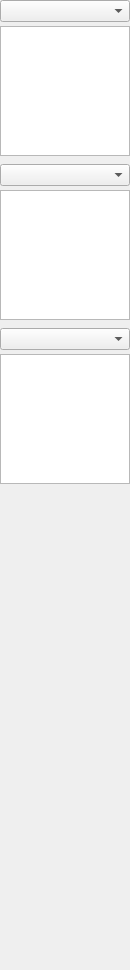
diasurgical/d1-graphics-tool, file source/palview.ui: the form before one commit.
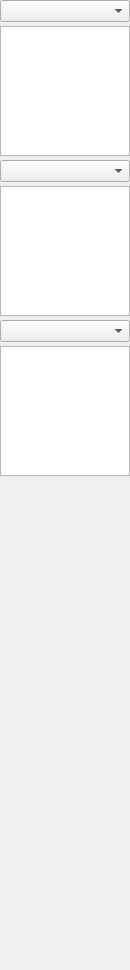
The form after the commit.

Commit message: Adjust palview spacing

```diff
--- a/source/palview.ui
+++ b/source/palview.ui
@@ -33,7 +33,7 @@
   </property>
   <layout class="QVBoxLayout" name="verticalLayout">
    <property name="spacing">
-    <number>8</number>
+    <number>4</number>
    </property>
    <property name="leftMargin">
     <number>0</number>
```
